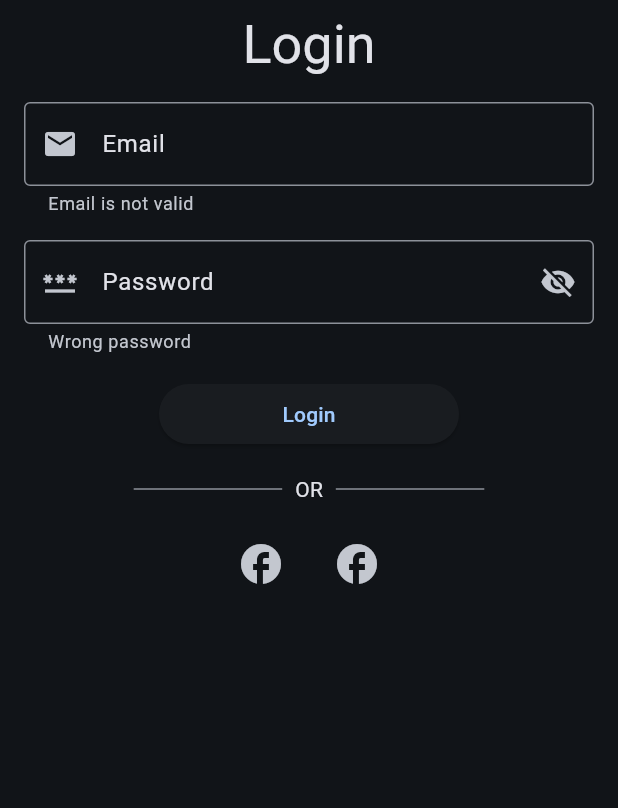
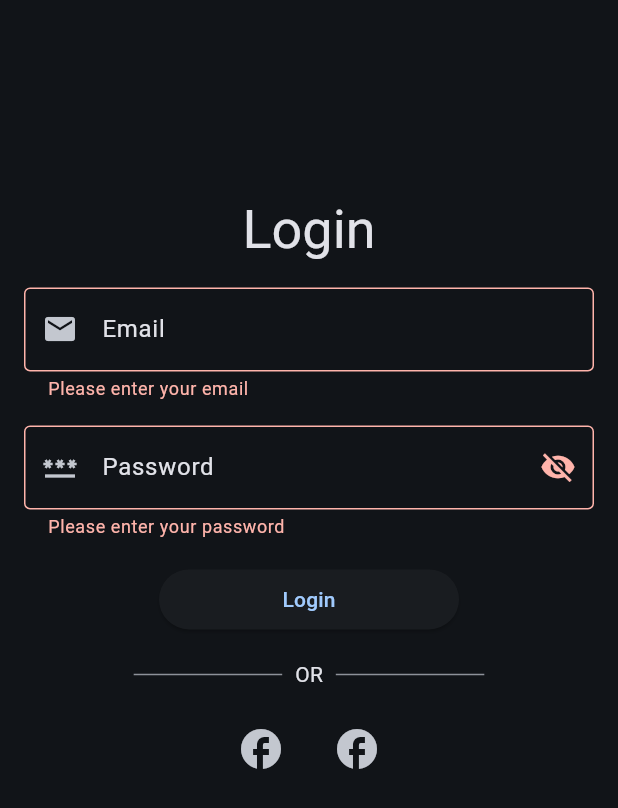
Before and after one commit to hanhkiet/recipes, a Flutter app: the LoginScreen screen opened by its route, after a tap on "Login", on a phone screen of 412 x 824 dp. Shown: the top 808 px of the screen. Run offline on Flutter 3.47's test engine with Material 3 defaults, Android fonts, the phone set to English and light mode, and no system bars; our stand-ins replace flutter_dotenv, get_it, go_router, supabase_flutter; accounts and stored records are empty.

Commit message:
complete validation

```diff
--- a/lib/router.dart
+++ b/lib/router.dart
@@ -43,7 +43,7 @@ final appRouter = GoRouter(
             builder: (context, state) => const RegisterScreen()),
         GoRoute(
             path: ScreenPaths.login,
-            builder: (context, state) => const LoginScreen()),
+            builder: (context, state) => LoginScreen()),
         GoRoute(
             path: ScreenPaths.forgotPassword,
             builder: (context, state) => const ForgotPasswordScreen()),
--- a/lib/ui/screens/register/login_screen.dart
+++ b/lib/ui/screens/register/login_screen.dart
@@ -4,30 +4,43 @@ import 'package:recipes/ui/screens/register/widgets/password_text_field.dart';
 import 'package:recipes/ui/screens/register/widgets/separator.dart';
 
 class LoginScreen extends StatelessWidget {
-  const LoginScreen({super.key});
-
+  LoginScreen({super.key});
+  final GlobalKey<FormState> _key = GlobalKey();
   @override
   Widget build(BuildContext context) {
     return SingleChildScrollView(
       child: Column(
         crossAxisAlignment: CrossAxisAlignment.center,
         children: [
+          SizedBox(
+            height: MediaQuery.of(context).size.width * 0.3,
+          ),
           Text(
             'Login',
             style: Theme.of(context).textTheme.displaySmall,
           ),
           const SizedBox(height: 16.0),
-          const EmailTextField(),
-          const SizedBox(height: 16.0),
-          const PasswordTextField(
-            label: 'Password',
-            helperText: 'Wrong password',
+          Form(
+            key: _key,
+            child: const Column(
+              children: [
+                EmailTextField(),
+                SizedBox(height: 16.0),
+                PasswordTextField(
+                  label: 'Password',
+                ),
+              ],
+            ),
           ),
           const SizedBox(height: 16.0),
           Container(
             constraints: const BoxConstraints(maxWidth: 400, minWidth: 200),
             child: ElevatedButton(
-              onPressed: () {},
+              onPressed: () {
+                if (_key.currentState!.validate()) {
+                  // validate user...
+                }
+              },
               child: const Text('Login'),
             ),
           ),
--- a/lib/ui/screens/register/widgets/email_text_field.dart
+++ b/lib/ui/screens/register/widgets/email_text_field.dart
@@ -4,10 +4,22 @@ class EmailTextField extends StatelessWidget {
   const EmailTextField({
     super.key,
   });
+  final _emailPattern = r'^[^\.\s][\w\-\.{2,}]+@([\w-]+\.)+[\w-]{2,}$';
 
   @override
   Widget build(BuildContext context) {
-    return TextField(
+    final emailRegex = RegExp(_emailPattern);
+    return TextFormField(
+      autovalidateMode: AutovalidateMode.onUserInteraction,
+      validator: (value) {
+        if (value == null || value.isEmpty) {
+          return 'Please enter your email';
+        }
+        if (!emailRegex.hasMatch(value)) {
+          return 'Email format is wrong !';
+        }
+        return null;
+      },
       decoration: InputDecoration(
         labelText: 'Email',
         labelStyle: TextStyle(
@@ -19,7 +31,6 @@ class EmailTextField extends StatelessWidget {
           ),
         ),
         prefixIcon: const Icon(Icons.email),
-        helperText: 'Email is not valid',
       ),
     );
   }
--- a/lib/ui/screens/register/widgets/password_text_field.dart
+++ b/lib/ui/screens/register/widgets/password_text_field.dart
@@ -12,8 +12,18 @@ class PasswordTextField extends StatelessWidget {
 
   @override
   Widget build(BuildContext context) {
-    return TextField(
+    return TextFormField(
       obscureText: true,
+      autovalidateMode: AutovalidateMode.onUserInteraction,
+      validator: (value) {
+        if (value == null || value.isEmpty) {
+          return 'Please enter your password';
+        }
+        if (value.length < 6) {
+          return 'Your password length must be greater than 6';
+        }
+        return null;
+      },
       decoration: InputDecoration(
         labelText: label,
         labelStyle: TextStyle(
```
Also changed, not shown: lib/ui/screens/personalization/personalization_height.dart (+34 -2 lines), lib/ui/screens/personalization/personalization_weight.dart (+35 -2 lines).
